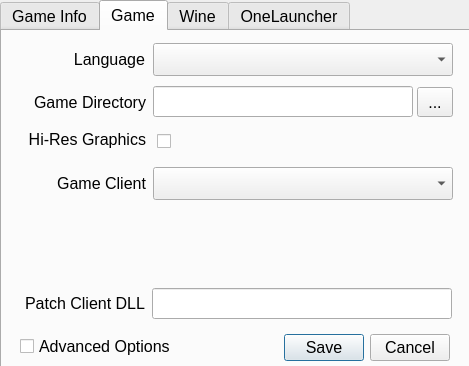
First picture: the form in src/onelauncher/ui/settings.ui, repository JuneStepp/OneLauncher, before the edit.
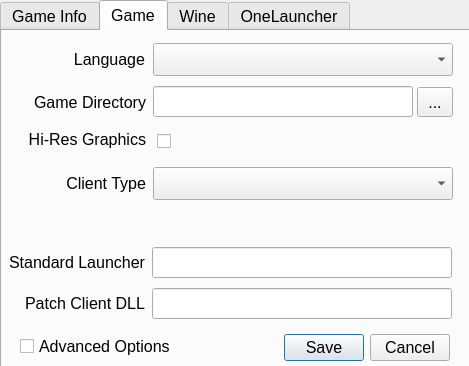
Second picture: the form after the edit. The open tabs and pages were chosen to show the change.

Commit message: Completely redo all game related network code. Some of what that includes is listed below.

What changed in the file:
```diff
--- a/src/onelauncher/ui/settings.ui
+++ b/src/onelauncher/ui/settings.ui
@@ -269,7 +269,7 @@
       <string>Game client version to use. 64-bit is the most modern. It does work with WINE</string>
      </property>
      <property name="text">
-      <string>Game Client</string>
+      <string>Client Type</string>
      </property>
      <property name="alignment">
       <set>Qt::AlignRight|Qt::AlignTrailing|Qt::AlignVCenter</set>
@@ -355,6 +355,38 @@
       <string/>
      </property>
     </widget>
+    <widget class="QLabel" name="standardLauncherLabel">
+     <property name="geometry">
+      <rect>
+       <x>2</x>
+       <y>220</y>
+       <width>141</width>
+       <height>23</height>
+      </rect>
+     </property>
+     <property name="toolTip">
+      <string>Standard launcher filename</string>
+     </property>
+     <property name="text">
+      <string>Standard Launcher</string>
+     </property>
+     <property name="alignment">
+      <set>Qt::AlignRight|Qt::AlignTrailing|Qt::AlignVCenter</set>
+     </property>
+    </widget>
+    <widget class="QLineEdit" name="standardLauncherLineEdit">
+     <property name="geometry">
+      <rect>
+       <x>150</x>
+       <y>216</y>
+       <width>300</width>
+       <height>31</height>
+      </rect>
+     </property>
+     <property name="toolTip">
+      <string>Standard launcher filename</string>
+     </property>
+    </widget>
    </widget>
    <widget class="QWidget" name="tabWine">
     <attribute name="title">
```
Left out of the diff: 12 changed lines with no effect on the pictures. The commit also changes 33 other files.
